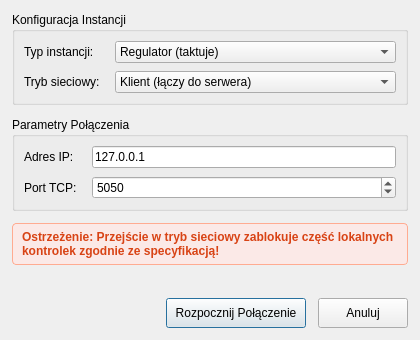
The window that siecidialog.ui (suchencjusz/PK-SK2) describes before a commit, drawn with Qt 5.
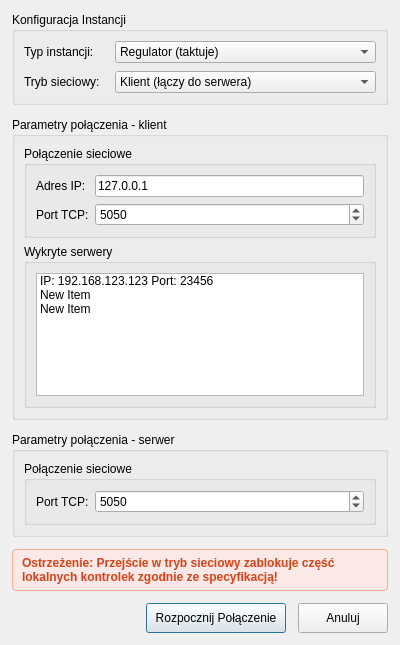
The same window after the commit.

Commit message: feat: network sim & protocol test, basic ui changes

The edit to the form file:
```diff
--- a/siecidialog.ui
+++ b/siecidialog.ui
@@ -6,10 +6,16 @@
    <rect>
     <x>0</x>
     <y>0</y>
-    <width>420</width>
-    <height>340</height>
+    <width>400</width>
+    <height>645</height>
    </rect>
   </property>
+  <property name="minimumSize">
+   <size>
+    <width>400</width>
+    <height>500</height>
+   </size>
+  </property>
   <property name="windowTitle">
    <string>Konfiguracja Sieciowa</string>
   </property>
@@ -101,15 +107,15 @@
    <item>
     <widget class="QGroupBox" name="grpPolaczenie">
      <property name="title">
-      <string>Parametry Połączenia</string>
+      <string>Parametry połączenia - klient</string>
      </property>
-     <layout class="QFormLayout" name="formLayout_2">
-      <property name="horizontalSpacing">
-       <number>15</number>
-      </property>
-      <property name="verticalSpacing">
-       <number>8</number>
-      </property>
+     <layout class="QVBoxLayout" name="verticalLayout_2">
+      <item>
+       <widget class="QGroupBox" name="groupBox">
+        <property name="title">
+         <string>Połączenie sieciowe</string>
+        </property>
+        <layout class="QFormLayout" name="formLayout">
       <item row="0" column="0">
        <widget class="QLabel" name="label_3">
         <property name="text">
@@ -154,16 +160,96 @@
     </widget>
    </item>
    <item>
-    <widget class="QLabel" name="lblOstrzezenie">
+       <widget class="QGroupBox" name="groupBox_2">
+        <property name="sizePolicy">
+         <sizepolicy hsizetype="Minimum" vsizetype="Preferred">
+          <horstretch>0</horstretch>
+          <verstretch>0</verstretch>
+         </sizepolicy>
+        </property>
+        <property name="title">
+         <string>Wykryte serwery</string>
+        </property>
+        <layout class="QVBoxLayout" name="verticalLayout_3">
+         <item>
+          <widget class="QListWidget" name="listWidget">
+           <property name="sizePolicy">
+            <sizepolicy hsizetype="Minimum" vsizetype="Preferred">
+             <horstretch>0</horstretch>
+             <verstretch>0</verstretch>
+            </sizepolicy>
+           </property>
+           <property name="minimumSize">
+            <size>
+             <width>10</width>
+             <height>10</height>
+            </size>
+           </property>
+           <item>
      <property name="text">
-      <string>Ostrzeżenie: Przejście w tryb sieciowy zablokuje część lokalnych kontrolek zgodnie ze specyfikacją!</string>
-     </property>
-     <property name="wordWrap">
-      <bool>true</bool>
-     </property>
-     <property name="styleSheet">
-      <string>color: #D84315; font-weight: bold; background-color: #FBE9E7; padding: 6px; border-radius: 4px; border: 1px solid #FFAB91;</string>
-     </property>
+             <string>IP: 192.168.123.123 Port: 23456</string>
+            </property>
+           </item>
+           <item>
+            <property name="text">
+             <string>New Item</string>
+            </property>
+           </item>
+           <item>
+            <property name="text">
+             <string>New Item</string>
+            </property>
+           </item>
+          </widget>
+         </item>
+        </layout>
+       </widget>
+      </item>
+     </layout>
+    </widget>
+   </item>
+   <item>
+    <widget class="QGroupBox" name="grpSerwer">
+     <property name="title">
+      <string>Parametry połączenia - serwer</string>
+     </property>
+     <layout class="QVBoxLayout" name="verticalLayout_4">
+      <item>
+       <widget class="QGroupBox" name="groupBox_4">
+        <property name="title">
+         <string>Połączenie sieciowe</string>
+        </property>
+        <layout class="QFormLayout" name="formLayout_4">
+         <item row="0" column="0">
+          <widget class="QLabel" name="label_10">
+           <property name="text">
+            <string>Port TCP:</string>
+           </property>
+          </widget>
+         </item>
+         <item row="0" column="1">
+          <widget class="QSpinBox" name="spinPortSerwer">
+           <property name="sizePolicy">
+            <sizepolicy hsizetype="Expanding" vsizetype="Fixed">
+             <horstretch>0</horstretch>
+             <verstretch>0</verstretch>
+            </sizepolicy>
+           </property>
+           <property name="minimum">
+            <number>1024</number>
+           </property>
+           <property name="maximum">
+            <number>65535</number>
+           </property>
+           <property name="value">
+            <number>5050</number>
+           </property>
+          </widget>
+         </item>
+        </layout>
+       </widget>
+      </item>
+     </layout>
     </widget>
    </item>
    <item>
@@ -179,6 +265,19 @@
      </property>
     </spacer>
    </item>
+   <item>
+    <widget class="QLabel" name="lblOstrzezenie">
+     <property name="styleSheet">
+      <string>color: #D84315; font-weight: bold; background-color: #FBE9E7; padding: 6px; border-radius: 4px; border: 1px solid #FFAB91;</string>
+     </property>
+     <property name="text">
+      <string>Ostrzeżenie: Przejście w tryb sieciowy zablokuje część lokalnych kontrolek zgodnie ze specyfikacją!</string>
+     </property>
+     <property name="wordWrap">
+      <bool>true</bool>
+     </property>
+    </widget>
+   </item>
    <item>
     <layout class="QHBoxLayout" name="horizontalLayout">
      <item>
```
Lines whose indentation alone changed are shown as unchanged. The commit also changes 2 other files.
